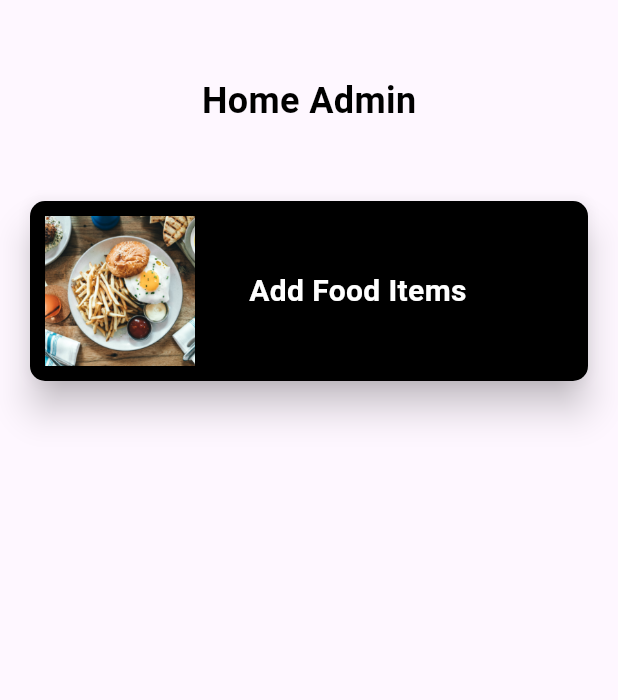
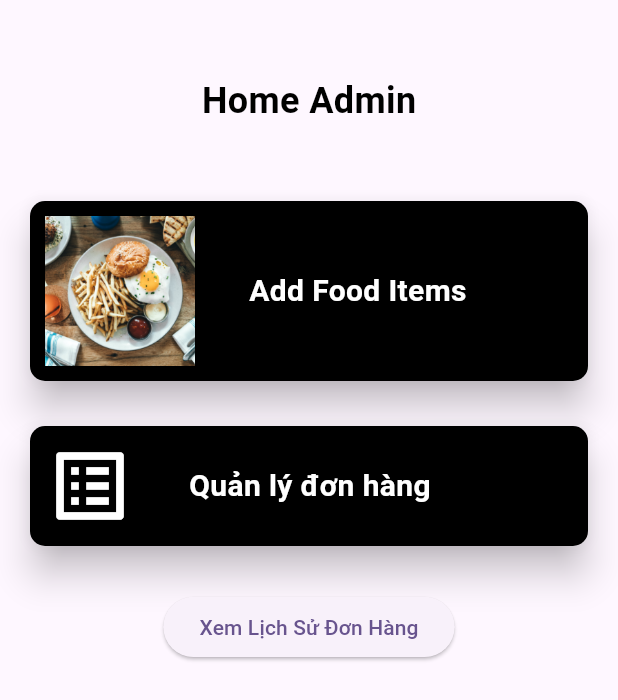
Before and after one commit to TuanKhang03/giaodoanapp, a Flutter app: the HomeAdmin screen opened directly, on a phone screen of 412 x 824 dp. Shown: the top 700 px of the screen. Run offline on Flutter 3.47's test engine with Material 3 defaults, Android fonts, the phone set to English and light mode, and no system bars; our stand-ins replace another_flushbar, cloud_firestore, curved_navigation_bar, firebase_auth, firebase_core, firebase_storage and 3 more; missing offline and left inert: flutter_stripe; accounts and stored records are empty.

Commit message:
history_orders,admin_orders

```diff
--- a/lib/admin/home_admin.dart
+++ b/lib/admin/home_admin.dart
@@ -1,7 +1,10 @@
 import 'package:flutter/material.dart';
 import 'package:mobileapp/admin/add_food.dart';
+import 'package:mobileapp/admin/order_admin.dart';
 import 'package:mobileapp/widget/widget_support.dart';
-
+import 'package:mobileapp/pages/history_order.dart';
+import 'package:cloud_firestore/cloud_firestore.dart';
+import 'package:mobileapp/pages/service/database.dart';
 
 class HomeAdmin extends StatefulWidget {
   const HomeAdmin({super.key});
@@ -18,11 +21,19 @@ class _HomeAdminState extends State<HomeAdmin> {
         margin: EdgeInsets.only(top: 50.0, left: 20.0, right: 20.0),
         child: Column(
           children: [
-            Center(child: Text("Home Admin", style: AppWidget.HeadlineTextFeildStyle(),),),
-            SizedBox(height: 50.0,),
+            Center(
+              child: Text(
+                "Home Admin",
+                style: AppWidget.HeadlineTextFeildStyle(),
+              ),
+            ),
+            SizedBox(height: 50.0),
             GestureDetector(
-              onTap: (){
-                Navigator.push(context, MaterialPageRoute(builder: (context)=> AddFood()));
+              onTap: () {
+                Navigator.push(
+                  context,
+                  MaterialPageRoute(builder: (context) => AddFood()),
+                );
               },
               child: Material(
                 elevation: 10.0,
@@ -33,17 +44,97 @@ class _HomeAdminState extends State<HomeAdmin> {
                     decoration: BoxDecoration(
                       color: Colors.black,
                       borderRadius: BorderRadius.circular(10),
-
                     ),
-                    child: Row(children: [
-                      Padding(padding: EdgeInsets.all(6.0),
-                      child: Image.asset("images/food.jpg", height: 100, width: 100, fit: BoxFit.cover,),),
-                  SizedBox(width: 30.0,) ,
-                  Text("Add Food Items", style: TextStyle(color: Colors.white, fontSize: 20.0, fontWeight: FontWeight.bold),) ],),
+                    child: Row(
+                      children: [
+                        Padding(
+                          padding: EdgeInsets.all(6.0),
+                          child: Image.asset(
+                            "images/food.jpg",
+                            height: 100,
+                            width: 100,
+                            fit: BoxFit.cover,
+                          ),
+                        ),
+                        SizedBox(width: 30.0),
+                        Text(
+                          "Add Food Items",
+                          style: TextStyle(
+                            color: Colors.white,
+                            fontSize: 20.0,
+                            fontWeight: FontWeight.bold,
+                          ),
+                        ),
+                      ],
+                    ),
                   ),
                 ),
               ),
-            )
+            ),
+            SizedBox(height: 30.0),
+            GestureDetector(
+              onTap: () {
+                Navigator.push(
+                  context,
+                  MaterialPageRoute(builder: (context) => OrderAdminPage()),
+                );
+              },
+              child: Material(
+                elevation: 10.0,
+                borderRadius: BorderRadius.circular(10),
+                child: Center(
+                  child: Container(
+                    padding: EdgeInsets.all(4),
+                    decoration: BoxDecoration(
+                      color: Colors.black,
+                      borderRadius: BorderRadius.circular(10),
+                    ),
+                    child: Row(
+                      children: [
+                        Padding(
+                          padding: EdgeInsets.all(6.0),
+                          child: Icon(
+                            Icons.list_alt,
+                            color: Colors.white,
+                            size: 60,
+                          ),
+                        ),
+                        SizedBox(width: 30.0),
+                        Text(
+                          "Quản lý đơn hàng",
+                          style: TextStyle(
+                            color: Colors.white,
+                            fontSize: 20.0,
+                            fontWeight: FontWeight.bold,
+                          ),
+                        ),
+                      ],
+                    ),
+                  ),
+                ),
+              ),
+            ),
+            SizedBox(height: 30.0),
+            ElevatedButton(
+              onPressed: () async {
+                final fieldId =
+                    "vCD1wIaWix"; // Giá trị Id bạn muốn tìm (có thể lấy động)
+                final docId = await (fieldId);
+                if (docId == null) {
+                  ScaffoldMessenger.of(context).showSnackBar(
+                    SnackBar(content: Text('Không tìm thấy user với Id này!')),
+                  );
+                  return;
+                }
+                Navigator.push(
+                  context,
+                  MaterialPageRoute(
+                    builder: (context) => HistoryOrderPage(userId: docId),
+                  ),
+                );
+              },
+              child: Text("Xem Lịch Sử Đơn Hàng"),
+            ),
           ],
         ),
       ),
```
Also changed, not shown: lib/admin/order_admin.dart (added, +95 -0 lines), lib/pages/history_order.dart (added, +83 -0 lines), lib/pages/home.dart (+60 -3 lines), lib/pages/login.dart (+31 -27 lines), lib/pages/service/database.dart (+31 -3 lines), lib/pages/signup.dart (+6 -18 lines).
